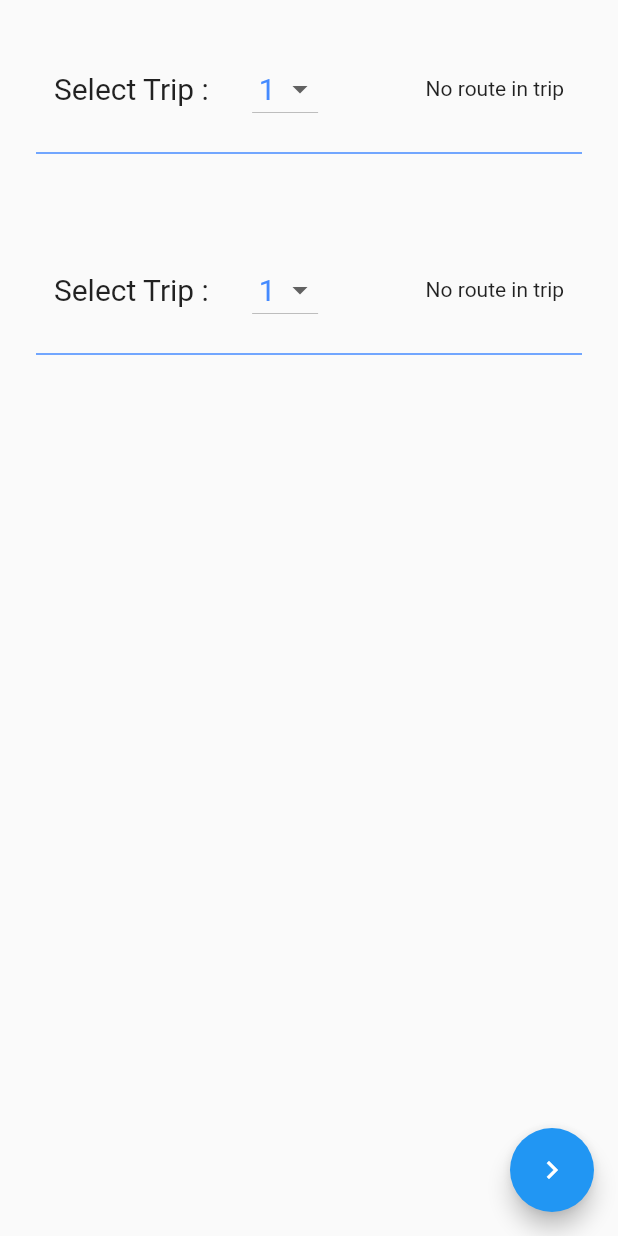
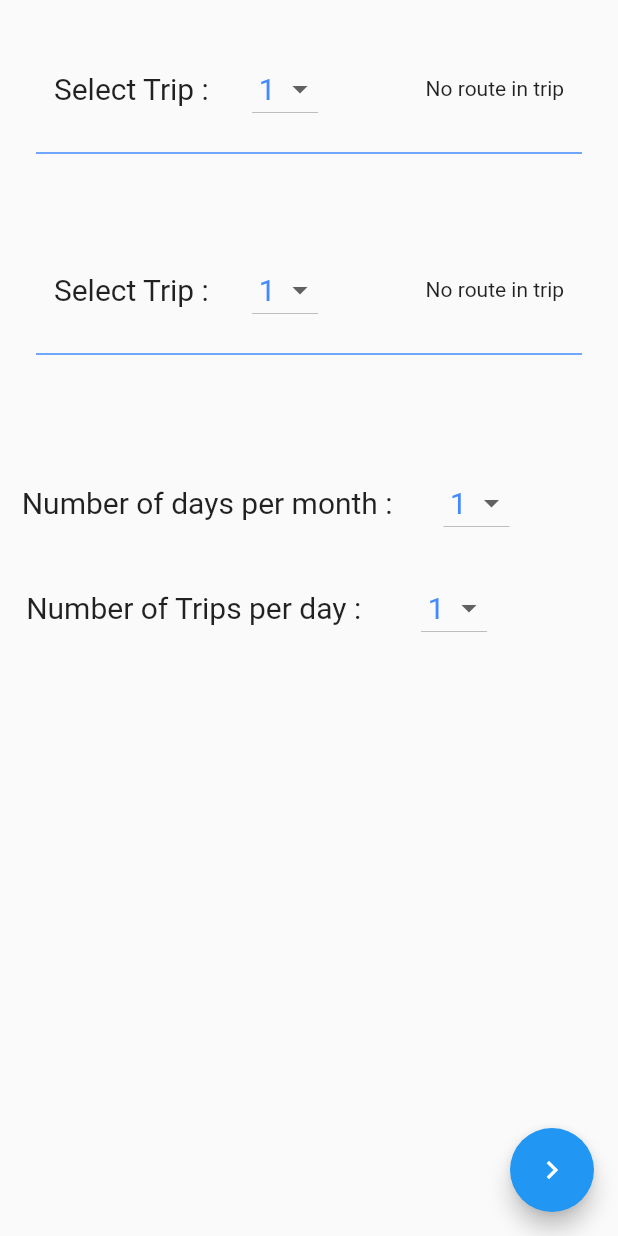
Before and after one commit to samleow/2006-SE, a Flutter app: the CompareTrips screen opened directly, on a phone screen of 412 x 824 dp. Run offline on Flutter 3.47's test engine with Material 2 defaults, Android fonts, the phone set to English and light mode, and no system bars; our stand-ins replace get_it, sqflite; accounts and stored records are empty; network calls fail.

Commit message:
Update CompareTrips.dart

```diff
--- a/lib/views/CompareTrips.dart
+++ b/lib/views/CompareTrips.dart
@@ -16,6 +16,10 @@ class _CompareTripsState extends State<CompareTrips> {
 
   List<int> tripsList = [1, 2, 3, 4]; //<-- must get from Database number of trips
   List<double> _originalDBPrice = [2.10, 4.00, 5.00, 1.00]; // <-- the number of list must be followed buy the number of trips from DB
+
+  var list = new List<int>.generate(10, (i) => i + 1);
+  int _currentDaySelected =1; // <-- the number of list must be followed by the number of trips
+  int _currentTripSelected =1; // <-- the number of list must be followed by the number of trips
 
   List <double> selectedPrice =[2.10, 4.00]; //<-- temp storage to save the dropdown selected Price
   List<int> selectedTrip = [1, 1]; //<-- this is temp storage for dropdownlist to separate onchange
@@ -133,6 +137,99 @@ class _CompareTripsState extends State<CompareTrips> {
                         },
                       ),
                     ),
+                    Row(
+                      mainAxisAlignment: MainAxisAlignment.spaceAround,
+                      children: <Widget>[
+                        Align(
+                          alignment: Alignment.centerLeft,
+                          child: Container(
+                            child: Text('Number of days per month : ',
+                                style: TextStyle(
+                                  fontSize: 20,
+                                )),
+                          ),
+                        ),
+                        DropdownButton<int>(
+                          items: list.map((int dropDownIntItem) {
+                            return DropdownMenuItem<int>(
+                              value: dropDownIntItem,
+                              child: SizedBox(
+                                width: 20,
+                                child: Text("${dropDownIntItem}",
+                                  textAlign: TextAlign.center,
+                                  style: TextStyle(
+                                    fontSize: 20,
+                                    color: Colors.blueAccent,
+                                  ),
+                                ),
+                              ),
+                            );
+                          }
+                          ).toList(),
+                          onChanged: (int newValue) {
+                            setState(() {
+                              //this._currentDaySelected = newValue;
+                              _currentDaySelected = newValue;
+                            });
+                          },
+
+
+                          //value: _currentDaySelected,
+                          value: _currentDaySelected,
+
+                        ),
+                        SizedBox(
+                          height: 20.0,
+                        ),
+                        Padding(padding: EdgeInsets.only(bottom: 70)),
+                      ],
+                    ),
+                    Row(
+                        mainAxisAlignment: MainAxisAlignment.spaceAround,
+                        children: <Widget>[
+                          Align(
+                            alignment: Alignment.centerLeft,
+                            child: Container(
+                              child: Text('Number of Trips per day : ',
+                                  style: TextStyle(
+                                    fontSize: 20,
+                                  )),
+                            ),
+                          ),
+                          DropdownButton<int>(
+                            items: list.map((int dropDownIntItem) {
+                              return DropdownMenuItem<int>(
+                                value: dropDownIntItem,
+                                child: SizedBox(
+                                  width: 20,
+                                  child: Text("${dropDownIntItem}",
+                                    textAlign: TextAlign.center,
+                                    style: TextStyle(
+                                      fontSize: 20,
+                                      color: Colors.blueAccent,
+                                    ),
+                                  ),
+                                ),
+                              );
+                            }
+                            ).toList(),
+                            onChanged: (int newValue) {
+                              setState(() {
+                                //this._currentTripSelected = newValue;
+
+                                _currentTripSelected = newValue;
+                              });
+                            },
+
+                            //value: _currentTripSelected,
+                            value: _currentTripSelected,
+
+                          ),
+                          SizedBox(
+                            height: 20.0,
+                          ),
+                          Padding(padding: EdgeInsets.only(bottom: 70)),
+                        ]),
                   ]),
             ),
           );
@@ -148,7 +245,8 @@ class _CompareTripsState extends State<CompareTrips> {
                   content: Column(
                     mainAxisSize: MainAxisSize.min,
                     children: <Widget>[
-                        Text(comparePrice(selectedPrice[0],selectedPrice[1])),
+                      Text(comparePrice(selectedPrice[0], selectedPrice[1],
+                          _currentDaySelected, _currentTripSelected)),
                     ],
                   ),
                 );
@@ -177,7 +275,7 @@ class _CompareTripsState extends State<CompareTrips> {
   }
 
   // compare Price
-  String comparePrice(double fprice, double sprice) {
+  String comparePrice(double fprice, double sprice, int numDay, int numTrips) {
     if(fprice == 0){
       return "First trip is empty";
     }
@@ -186,10 +284,12 @@ class _CompareTripsState extends State<CompareTrips> {
     }
     if (fprice < sprice) {
       double diffprice = sprice - fprice;
+      diffprice = diffprice * numDay * numTrips;
       return "First Trip is cheaper, you saved \$${diffprice.toStringAsFixed(2)}";
     }
     if (fprice > sprice){
       double diffprices = fprice - sprice;
+      diffprices = diffprices * numDay * numTrips;
       return "Second Trip is cheaper, difference is \$${diffprices.toStringAsFixed(2)}";
     }
     else{
```
Lines whose indentation alone changed are shown as unchanged.
